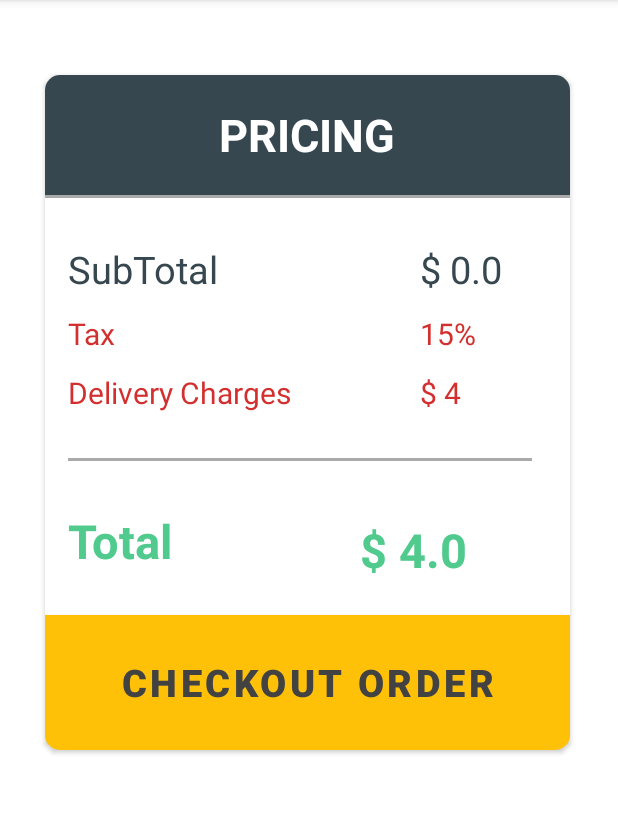
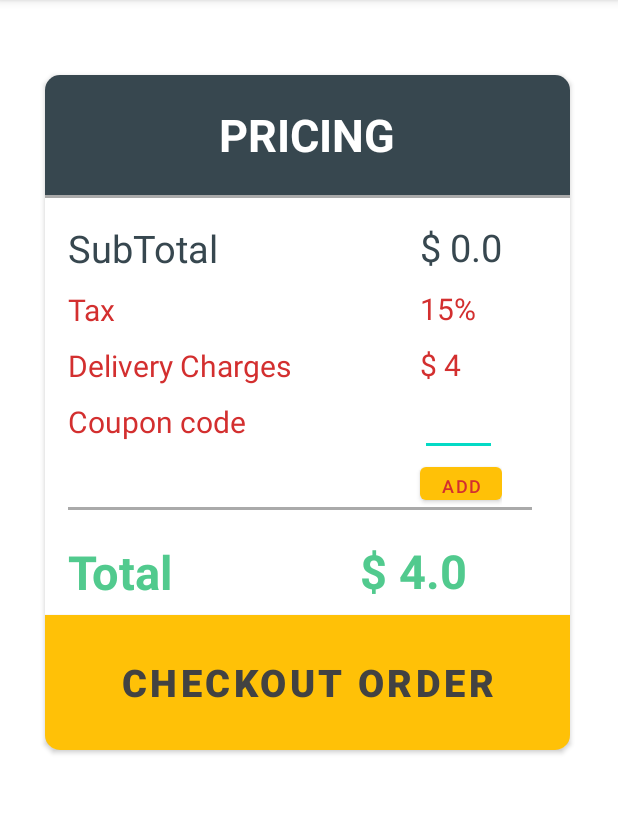
Before and after one commit to Kashish199/Fashion-Hub, an Android app: the OrderSummary screen opened directly, with no data from a screen before it, on a phone screen of 412 x 824 dp, the part 84-898 px from its top. Run offline under Robolectric (Android 15) with nearby library versions, the phone set to English and light mode, and no system bars; 1 statement that could not run was skipped.

Commit message:
Discount functionality

```diff
--- a/app/src/main/java/com/example/fashionhub/OrderSummary.java
+++ b/app/src/main/java/com/example/fashionhub/OrderSummary.java
@@ -6,7 +6,9 @@ import android.content.Intent;
 import android.os.Bundle;
 import android.view.View;
 import android.widget.Button;
+import android.widget.EditText;
 import android.widget.TextView;
+import android.widget.Toast;
 
 public class OrderSummary extends AppCompatActivity {
     /**
@@ -16,7 +18,8 @@ public class OrderSummary extends AppCompatActivity {
     /**
      * variable declarration for button
      */
-    Button btnCheckout;
+    Button btnCheckout,btnpromo;
+    EditText promo;
 
     double total;
     String T;
@@ -27,6 +30,8 @@ public class OrderSummary extends AppCompatActivity {
         setContentView(R.layout.activity_order_summary);
         stotal = findViewById(R.id.sTotal);
         Tp = findViewById(R.id.Tp);
+        promo = findViewById(R.id.sale);
+        btnpromo = findViewById(R.id.buttona);
         btnCheckout = findViewById(R.id.btnCheckout);
         final Bundle b = getIntent().getExtras();
 
@@ -35,7 +40,6 @@ public class OrderSummary extends AppCompatActivity {
         final double price = b.getDouble("price");
 
         stotal.setText("$ " + price);
-
         total = price;
         total = total + ((price * 15) / 100) + 4;
 
@@ -43,6 +47,24 @@ public class OrderSummary extends AppCompatActivity {
 
         String A = Tp.getText().toString();
         T = A.replace("$", "");
+        btnpromo.setOnClickListener(new View.OnClickListener() {
+            @Override
+            public void onClick(View view) {
+                String Promo = promo.getText().toString().trim();
+               if(Promo.isEmpty() || !(Promo.equals("SALE10"))){
+                   Toast.makeText(OrderSummary.this, "Enter Valid Coupon code", Toast.LENGTH_SHORT).show();
+                   return;
+               }else {
+                   double dis = price;
+                   dis = dis + ((price * 15) / 100) + 4 - 10;
+                   Tp.setText("$ " + dis);
+                   String A = Tp.getText().toString();
+                   T = A.replace("$", "");
+               }
+            }
+        });
+
+
 
         /**
          * got o checkout activity
--- a/app/src/main/res/layout/activity_order_summary.xml
+++ b/app/src/main/res/layout/activity_order_summary.xml
@@ -20,32 +20,32 @@
             android:id="@+id/label"
             android:layout_width="match_parent"
             android:layout_height="80dp"
+            android:background="#37474F"
+            android:gravity="center"
             android:text="Pricing"
+            android:textAlignment="gravity"
             android:textAllCaps="true"
-            android:textStyle="bold"
-            android:background="#37474F"
             android:textColor="#FFFFFF"
             android:textSize="30dp"
-            android:textAlignment="gravity"
-            android:gravity="center"/>
-
+            android:textStyle="bold" />
 
         <LinearLayout
             android:layout_width="match_parent"
             android:layout_height="match_parent"
-            android:orientation="vertical"
-            android:layout_marginLeft="15dp">
+            android:layout_marginLeft="15dp"
+            android:orientation="vertical">
 
             <View
                 android:layout_width="match_parent"
                 android:layout_height="2dp"
                 android:layout_marginTop="80dp"
-                android:background="@android:color/darker_gray"/>
+                android:background="@android:color/darker_gray" />
+
             <TextView
                 android:id="@+id/subTotal"
                 android:layout_width="wrap_content"
                 android:layout_height="wrap_content"
-                android:layout_marginTop="30dp"
+                android:layout_marginTop="16dp"
                 android:text="SubTotal"
                 android:textColor="#37474F"
                 android:textSize="25dp" />
@@ -54,7 +54,7 @@
                 android:id="@+id/Tax"
                 android:layout_width="wrap_content"
                 android:layout_height="wrap_content"
-                android:layout_marginTop="12dp"
+                android:layout_marginTop="10dp"
                 android:text="Tax"
                 android:textColor="#D32F2F"
                 android:textSize="20dp" />
@@ -63,25 +63,36 @@
                 android:id="@+id/DC"
                 android:layout_width="wrap_content"
                 android:layout_height="wrap_content"
-                android:layout_marginTop="12dp"
+                android:layout_marginTop="10dp"
                 android:text="Delivery Charges"
                 android:textColor="#D32F2F"
                 android:textSize="20dp" />
+
+            <TextView
+                android:id="@+id/promo"
+                android:layout_width="wrap_content"
+                android:layout_height="wrap_content"
+                android:layout_marginTop="10dp"
+                android:text="Coupon code"
+                android:textColor="#D32F2F"
+                android:textSize="20dp" />
+
             <View
                 android:layout_width="309dp"
                 android:layout_height="2dp"
-                android:layout_marginTop="30dp"
+                android:layout_marginTop="43dp"
 
-                android:background="@android:color/darker_gray"/>
+                android:background="@android:color/darker_gray" />
+
             <TextView
                 android:id="@+id/Total"
                 android:layout_width="wrap_content"
                 android:layout_height="wrap_content"
-                android:layout_marginTop="32dp"
+                android:layout_marginTop="20dp"
                 android:text="Total"
-                android:textStyle="bold"
                 android:textColor="@color/myTextColor"
-                android:textSize="31dp" />
+                android:textSize="31dp"
+                android:textStyle="bold" />
 
 
         </LinearLayout>
@@ -95,13 +106,14 @@
                 android:layout_width="match_parent"
                 android:layout_height="2dp"
                 android:layout_marginTop="80dp"
-                android:background="@android:color/darker_gray"/>
+                android:background="@android:color/darker_gray" />
+
             <TextView
                 android:id="@+id/sTotal"
                 android:layout_width="wrap_content"
                 android:layout_height="wrap_content"
                 android:layout_marginLeft="250dp"
-                android:layout_marginTop="30dp"
+                android:layout_marginTop="15dp"
                 android:text="$ 3.50"
                 android:textColor="#37474F"
                 android:textSize="25dp" />
@@ -111,7 +123,7 @@
                 android:layout_width="wrap_content"
                 android:layout_height="wrap_content"
                 android:layout_marginLeft="250dp"
-                android:layout_marginTop="12dp"
+                android:layout_marginTop="10dp"
                 android:text="15%"
                 android:textColor="#D32F2F"
                 android:textSize="20dp" />
@@ -121,30 +133,57 @@
                 android:layout_width="wrap_content"
                 android:layout_height="wrap_content"
                 android:layout_marginLeft="250dp"
-                android:layout_marginTop="12dp"
+                android:layout_marginTop="10dp"
                 android:text="$ 4"
                 android:textColor="#D32F2F"
                 android:textSize="20dp" />
+
+            <EditText
+                android:id="@+id/sale"
+                android:layout_width="match_parent"
+                android:layout_height="wrap_content"
+                android:layout_marginLeft="250dp"
+                android:layout_marginTop="10dp"
+                android:layout_marginRight="3dp"
+                android:textColor="#D32F2F"
+                android:textSize="12dp" />
+
+            <Button
+                android:id="@+id/buttona"
+                android:layout_width="match_parent"
+                android:layout_height="wrap_content"
+                android:layout_marginLeft="250dp"
+                android:layout_marginTop="1dp"
+                android:minWidth="0dp"
+                android:minHeight="0dp"
+                android:paddingLeft="1dp"
+                android:paddingEnd="1dp"
+                android:paddingRight="1dp"
+                android:paddingBottom="1dp"
+                android:text="Add"
+                android:textColor="#D32F2F"
+                android:textSize="12dp" />
 
             <TextView
                 android:id="@+id/Tp"
                 android:layout_width="wrap_content"
                 android:layout_height="39dp"
                 android:layout_marginLeft="210dp"
-                android:layout_marginTop="70dp"
-                android:text="6.00"
+                android:layout_marginTop="20dp"
+                android:text="0.00"
                 android:textColor="@color/myTextColor"
                 android:textSize="31dp"
                 android:textStyle="bold" />
 
         </LinearLayout>
+
         <Button
             android:id="@+id/btnCheckout"
             android:layout_width="match_parent"
             android:layout_height="match_parent"
             android:layout_gravity="center_horizontal"
+            android:layout_marginTop="360dp"
             android:background="#ffc107"
-            android:layout_marginTop="360dp"
             android:text="CheckOut Order"
             android:textColor="#424242"
             android:textSize="25dp"
--- a/build.gradle
+++ b/build.gradle
@@ -7,9 +7,6 @@ buildscript {
     dependencies {
         classpath 'com.android.tools.build:gradle:4.1.2'
         classpath 'com.google.gms:google-services:4.3.5'
-
-        // NOTE: Do not place your application dependencies here; they belong
-        // in the individual module build.gradle files
     }
 }
 
```
Also changed, not shown: app/src/main/java/com/example/fashionhub/Home.java (+4 -16 lines), app/src/main/res/layout/activity_home.xml (+20 -6 lines), app/src/main/res/drawable-v24/sale.png (added).
